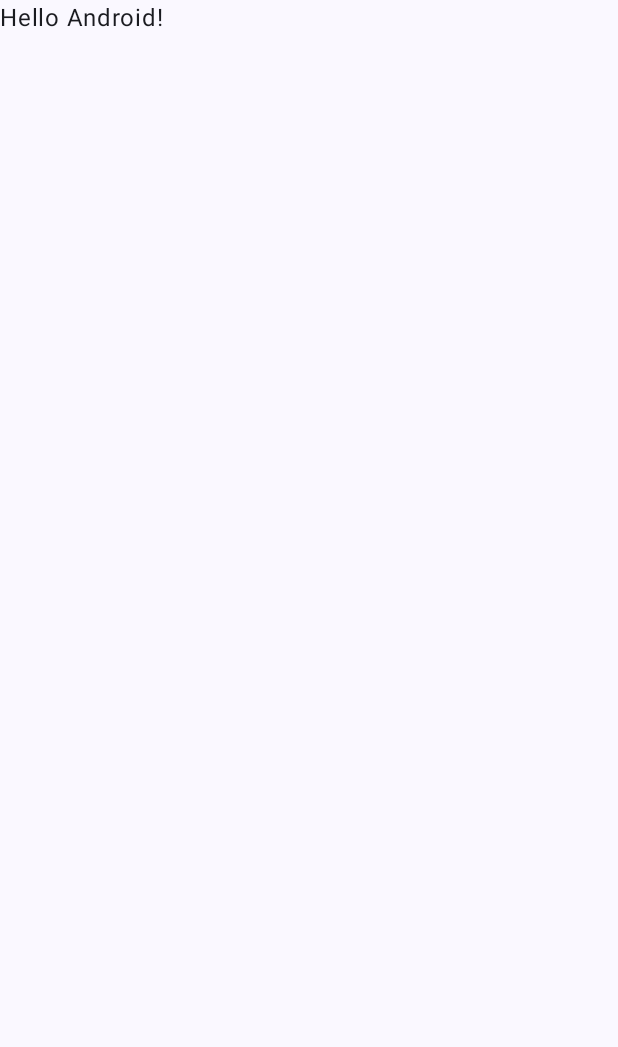
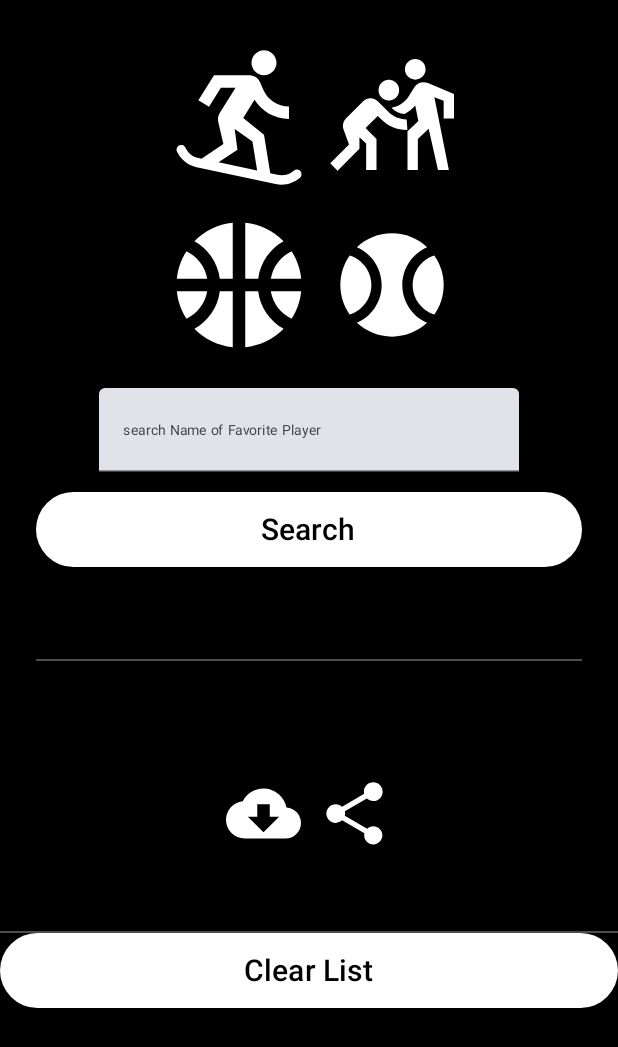
Before and after one commit to TyGBenjamin/MySportsApp, an Android app built with Jetpack Compose: the screen it shows after launch (MainActivity), on a phone screen of 412 x 824 dp. Before the commit the part shown is almost empty. Shown: the top 1047 px of the screen. Run offline under Robolectric (Android 15) with nearby library versions, the phone set to English and light mode, and no system bars; our stand-ins replace Dagger/Hilt's generated code.

```diff
--- a/app/src/main/java/com/example/mysportsapp/MainActivity.kt
+++ b/app/src/main/java/com/example/mysportsapp/MainActivity.kt
@@ -11,6 +11,7 @@ import androidx.compose.runtime.Composable
 import androidx.compose.ui.Modifier
 import androidx.compose.ui.tooling.preview.Preview
 import com.example.mysportsapp.ui.theme.MySportsAppTheme
+import com.example.mysportsapp.view.HomeScreen
 import dagger.hilt.android.AndroidEntryPoint
 
 @AndroidEntryPoint
@@ -19,13 +20,7 @@ class MainActivity : ComponentActivity() {
         super.onCreate(savedInstanceState)
         setContent {
             MySportsAppTheme {
-                // A surface container using the 'background' color from the theme
-                Surface(
-                    modifier = Modifier.fillMaxSize(),
-                    color = MaterialTheme.colorScheme.background
-                ) {
-                    Greeting("Android")
-                }
+              HomeScreen()
             }
         }
     }
--- a/app/src/main/java/com/example/mysportsapp/model/data/dto/FavoritePlayerResponse.kt
+++ b/app/src/main/java/com/example/mysportsapp/model/data/dto/FavoritePlayerResponse.kt
@@ -1,5 +1,6 @@
 package com.example.mysportsapp.model.data.dto
 
 data class FavoritePlayerResponse(
-    val player: List<PlayerDTO>
+//    val player: List<PlayerDTO>
+    val player: List<FavPlayerDTO>
 )
--- a/app/src/main/java/com/example/mysportsapp/view/HomeScreen.kt
+++ b/app/src/main/java/com/example/mysportsapp/view/HomeScreen.kt
@@ -55,13 +55,14 @@ fun HomeScreen() {
             ),
             horizontalAlignment = Alignment.CenterHorizontally
         ) {
-            var value by remember {
+            var searchedPlayer by remember {
                 mutableStateOf("")
             }
 
 
-            IconOne(R.drawable.snowboarding_24)
-            TextField(value = value, onValueChange = { value = it },
+//            IconOne(R.drawable.snowboarding_24)
+            IconGroup()
+            TextField(value = searchedPlayer, onValueChange = { searchedPlayer = it },
                 label = { Label("search Name of Favorite Player") })
 
             val (snackbarVisibleState, setSnackBarState) = remember {
@@ -70,7 +71,7 @@ fun HomeScreen() {
                 )
             }
             MyButton(
-                text = "Search Favorite Player",
+                text = "Search",
                 action = {
                     setSnackBarState(!snackbarVisibleState)
 //                        dashboardViewModel.addContactNew(addedContact)
@@ -156,10 +157,21 @@ fun DividerOne() {
 @Suppress("FunctionNaming")
 @Composable
 fun IconGroup() {
-    Column(modifier = Modifier.fillMaxWidth()) {
-
+    Box(
+        modifier = Modifier.padding(horizontal = 80.dp),
+        contentAlignment = Alignment.Center
+    ) {
+        Column(modifier = Modifier.fillMaxWidth()) {
+            Row(modifier = Modifier.fillMaxWidth()) {
+                IconOne(R.drawable.snowboarding_24)
+                IconOne(R.drawable.sports_kabaddi_24)
+            }
+            Row(modifier = Modifier.fillMaxWidth()) {
+                IconOne(R.drawable.sports_basketball)
+                IconOne(R.drawable.sports_baseball)
+            }
+        }
     }
-
 }
 
 @Suppress("FunctionNaming")
```
Also changed, not shown: app/src/main/java/com/example/mysportsapp/model/data/repositoryImpl/RepositoryImpl.kt (+12 -0 lines).
